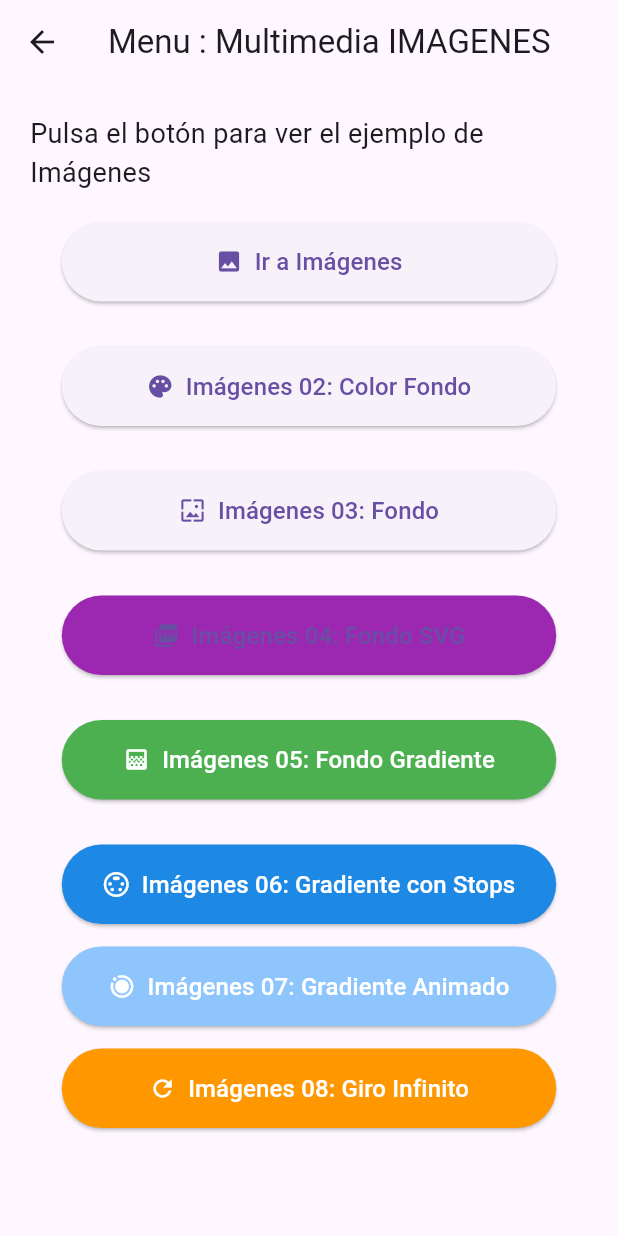
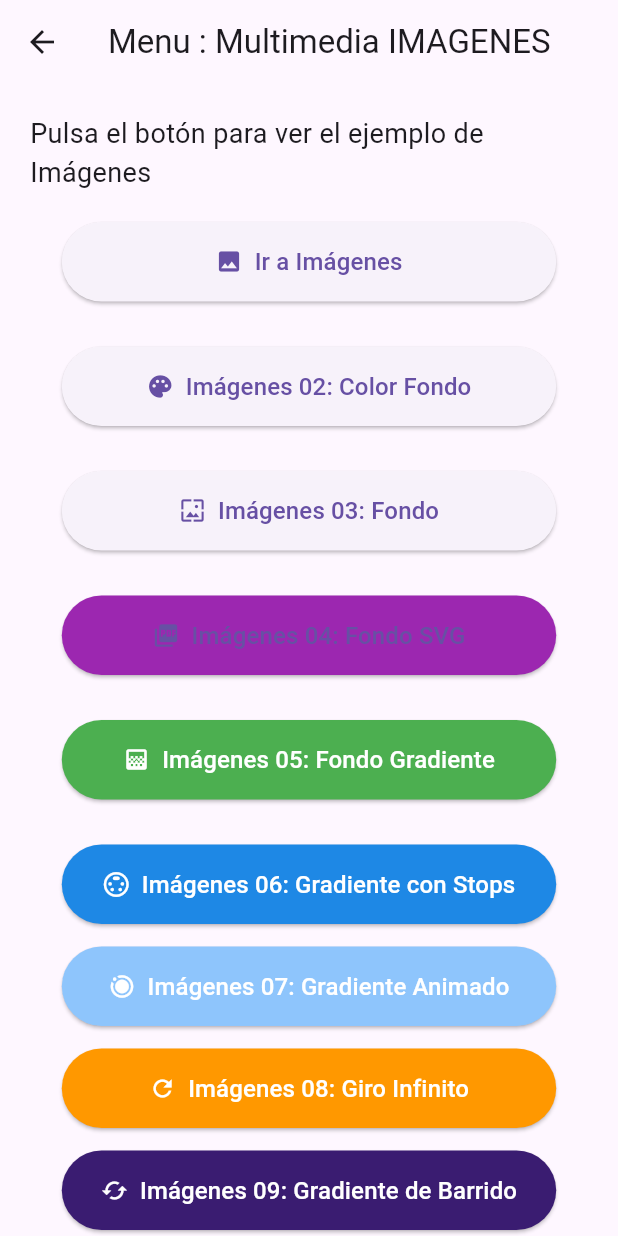
Before and after one commit to 66RAPTOR/multimedia01, a Flutter app: the HomeScreenImages screen opened directly, on a phone screen of 412 x 824 dp. Run offline on Flutter 3.47's test engine with Material 3 defaults, Android fonts, the phone set to English and light mode, and no system bars; our stand-ins replace flutter_svg.

Commit message:
Crear y configurar archivo image_loading_screen_09

```diff
--- a/lib/screen/ExampleImages/home_screen_images.dart
+++ b/lib/screen/ExampleImages/home_screen_images.dart
@@ -11,6 +11,7 @@ import 'image_loading_screen_05.dart';
 import 'image_loading_screen_06.dart';
 import 'image_loading_screen_07.dart';
 import 'image_loading_screen_08.dart';
+import 'image_loading_screen_09.dart';
 
 // Función principal de Dart: El punto de entrada de la aplicación.
 void main() {
@@ -225,6 +226,27 @@ class HomeScreenImages extends StatelessWidget {
                   },
                 ),
               ),
+
+              const SizedBox(height: 15),
+
+              // 💡 Importar la nueva pantalla (Asegúrate de importar ImageLoadingScreen09)
+
+              // --- NUEVO: Botón de Imágenes 09 (Gradiente de Barrido 360°) ---
+              SizedBox(
+                width: buttonWidth, // Usamos el ancho adaptativo
+                child: ElevatedButton.icon(
+                  icon: const Icon(Icons.cached), // Ícono que sugiere rotación y caché
+                  label: const Text('Imágenes 09: Gradiente de Barrido', style: TextStyle(fontSize: 16)),
+                  style: ElevatedButton.styleFrom(
+                    padding: const EdgeInsets.symmetric(vertical: 15),
+                    backgroundColor: const Color(0xFF3A1C71), // Morado oscuro
+                    foregroundColor: Colors.white,
+                  ),
+                  onPressed: () {
+                    Navigator.push(context, MaterialPageRoute(builder: (context) => const ImageLoadingScreen09()));
+                  },
+                ),
+              ),
             ],
           ),
         ),
```
Also changed, not shown: lib/screen/ExampleImages/image_loading_screen_09.dart (added, +107 -0 lines).
